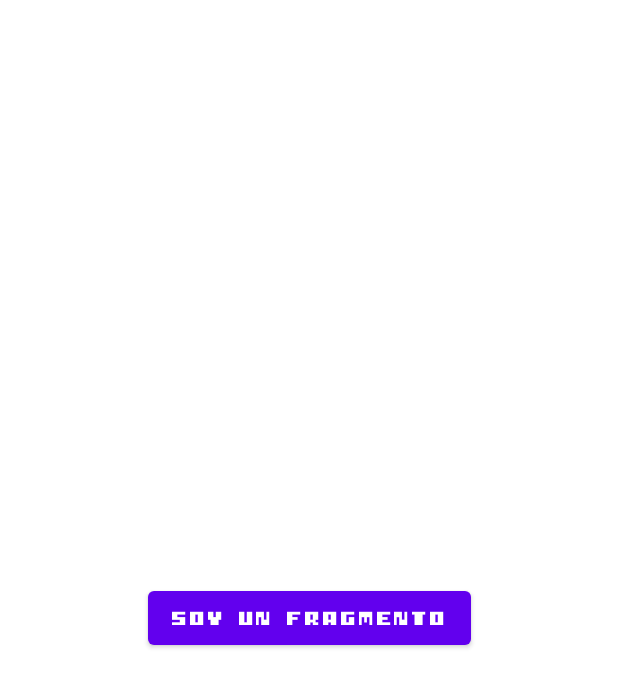
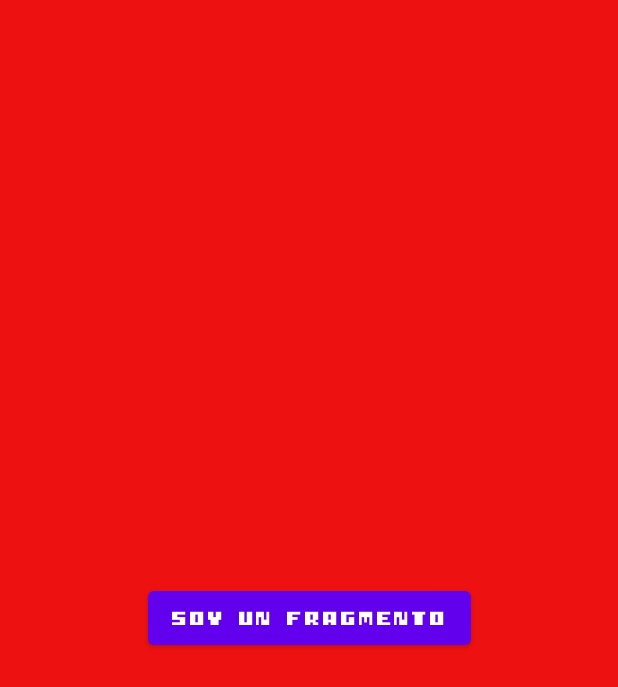
Before and after one commit to SergioRuval/AdivinaQuien_pruebas, an Android app: the fragment PruebaFragment shown on its own in the app's theme, on a phone screen of 412 x 824 dp. Shown: the top 687 px of the screen. Run offline under Robolectric (Android 15) with nearby library versions, the phone set to English and light mode, and no system bars.

Commit message:
Animado el fragment, ahora se ve bien

```diff
--- a/app/src/main/java/com/example/pruebasproyecto/fragmentos/PruebaFragment.kt
+++ b/app/src/main/java/com/example/pruebasproyecto/fragmentos/PruebaFragment.kt
@@ -5,7 +5,6 @@ import android.view.LayoutInflater
 import android.view.View
 import android.view.ViewGroup
 import android.widget.Button
-import android.widget.TextView
 import androidx.fragment.app.Fragment
 import com.example.pruebasproyecto.R
 
@@ -29,7 +28,10 @@ class PruebaFragment : Fragment() {
         super.onViewCreated(view, savedInstanceState)
 
         view.findViewById<Button>(R.id.fragmentCerrar).setOnClickListener {
-            activity?.supportFragmentManager?.beginTransaction()?.remove(this)?.commit()
+            activity?.supportFragmentManager?.beginTransaction()?.setCustomAnimations(
+                R.anim.slide_in,
+                R.anim.slide_out
+            )?.remove(this)?.commit()
         }
     }
 }
--- /dev/null
+++ b/app/src/main/res/anim/slide_in.xml
@@ -0,0 +1,7 @@
+<?xml version="1.0" encoding="utf-8"?>
+<translate
+    xmlns:android="http://schemas.android.com/apk/res/android"
+    android:duration="@android:integer/config_shortAnimTime"
+    android:interpolator="@android:anim/decelerate_interpolator"
+    android:fromXDelta="100%"
+    android:toXDelta="0%"/>
--- /dev/null
+++ b/app/src/main/res/anim/slide_out.xml
@@ -0,0 +1,7 @@
+<?xml version="1.0" encoding="utf-8"?>
+<translate
+    xmlns:android="http://schemas.android.com/apk/res/android"
+    android:duration="@android:integer/config_shortAnimTime"
+    android:interpolator="@android:anim/decelerate_interpolator"
+    android:fromXDelta="0%"
+    android:toXDelta="100%"/>
--- a/app/src/main/res/layout/fragment_prueba.xml
+++ b/app/src/main/res/layout/fragment_prueba.xml
@@ -3,7 +3,8 @@
     xmlns:app="http://schemas.android.com/apk/res-auto"
     xmlns:tools="http://schemas.android.com/tools"
     android:layout_width="match_parent"
-    android:layout_height="match_parent">
+    android:layout_height="match_parent"
+    android:background="#ED1111">
 
     <Button
         android:id="@+id/fragmentCerrar"
```
Also changed, not shown: app/src/main/java/com/example/pruebasproyecto/MainActivity.kt (+6 -12 lines).
